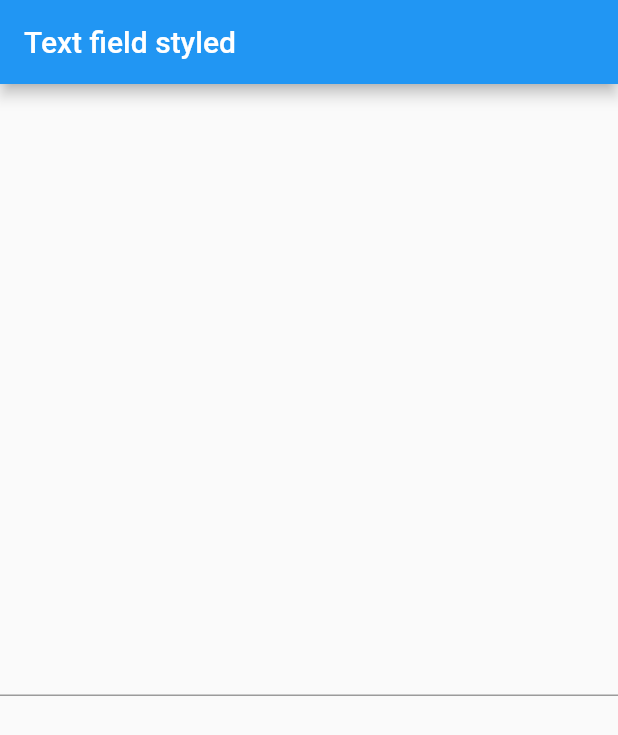
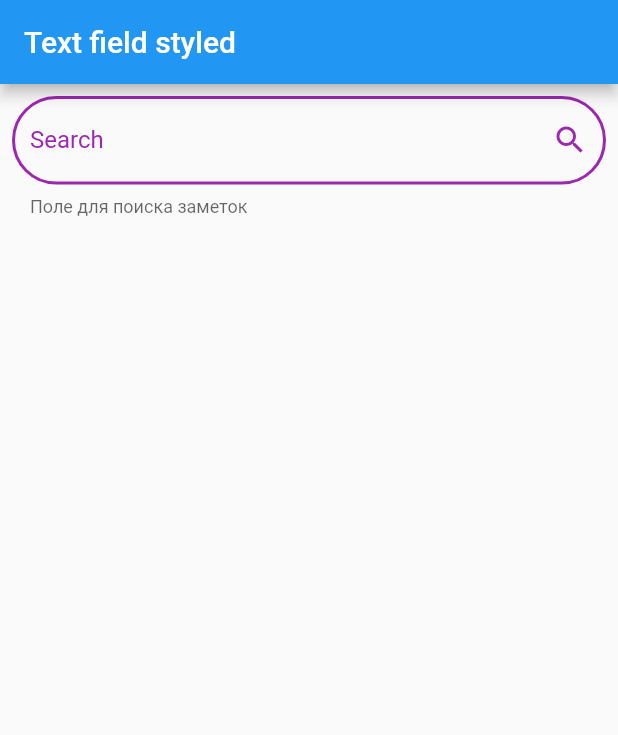
Before and after one commit to arsikz3/flutter_home_work6, a Flutter app: the screen it shows after launch, on a phone screen of 412 x 824 dp. Shown: the top 735 px of the screen. Run offline on Flutter 3.47's test engine with Material 2 defaults, Android fonts, the phone set to English and light mode, and no system bars.

Commit message:
задание 6.4

```diff
--- a/text_field_styled/lib/main.dart
+++ b/text_field_styled/lib/main.dart
@@ -26,20 +26,39 @@ class MyHomePage extends StatefulWidget {
 }
 
 class _MyHomePageState extends State<MyHomePage> {
+  static const Color pColor = Colors.purple;
+
   @override
   Widget build(BuildContext context) {
     return Scaffold(
-      appBar: AppBar(
-        title: Text('Text field styled'),
-      ),
-      body: Center(
-        child: Column(
-          mainAxisAlignment: MainAxisAlignment.center,
-          children: <Widget>[
-            TextField(),
-          ],
+        appBar: AppBar(
+          title: Text('Text field styled'),
         ),
-      ),
-    );
+        body: Container(
+            child: const Padding(
+          padding: EdgeInsets.all(8.0),
+          child: TextField(
+            maxLines: 1,
+            cursorColor: pColor,
+            //textInputAction: Icon(Icons.abc),
+            decoration: InputDecoration(
+              suffixIcon: Icon(
+                Icons.search,
+                color: pColor,
+              ),
+              hintText: 'Введите значение',
+              hoverColor: pColor,
+              labelText: 'Search',
+              helperText: 'Поле для поиска заметок',
+              enabledBorder: OutlineInputBorder(
+                  borderSide: BorderSide(width: 2, color: pColor),
+                  borderRadius: BorderRadius.all(Radius.circular(30))),
+              labelStyle: TextStyle(color: Colors.purple),
+              focusedBorder: OutlineInputBorder(
+                  borderSide: BorderSide(width: 2, color: Colors.purple),
+                  borderRadius: BorderRadius.all(Radius.circular(30))),
+            ),
+          ),
+        )));
   }
 }
```
Also changed, not shown: 1 other file.
